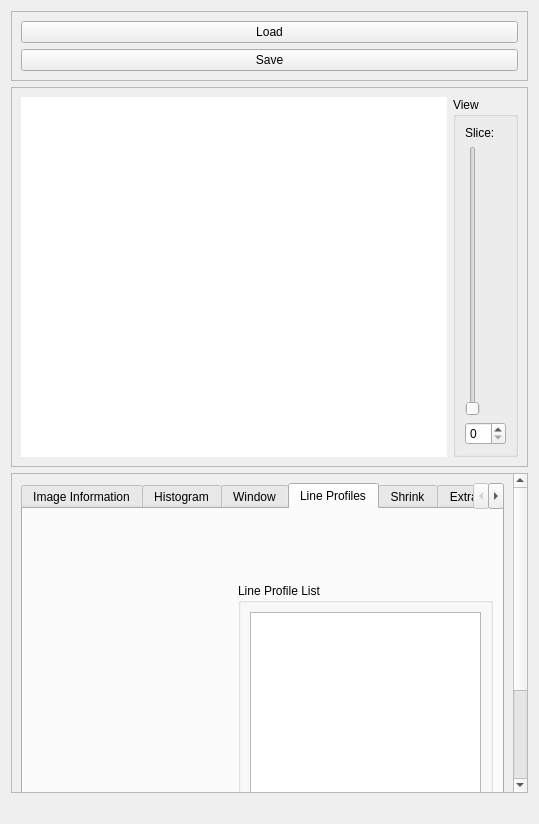
josefkoller/ambient_image_processor, file source/ImageWidget.ui: the form before one commit.
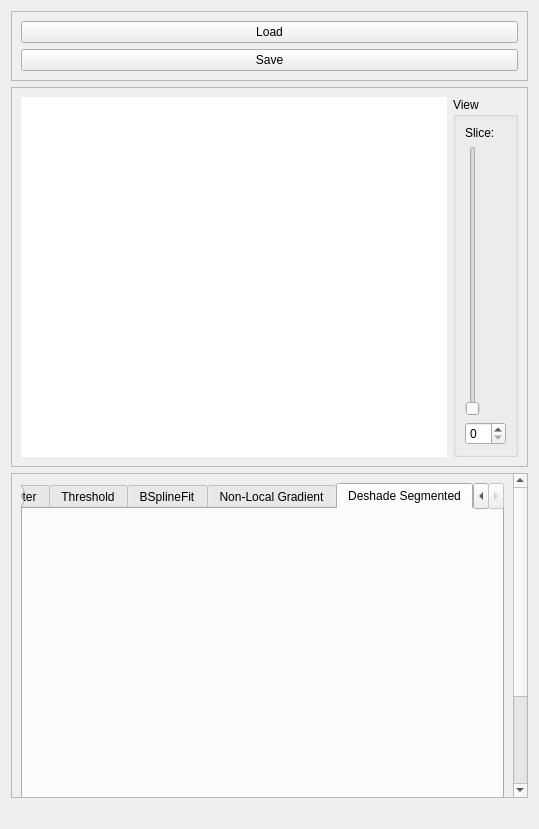
The form after the commit. Custom widgets are drawn as their Qt base class.

Commit message: non local gradient, deshade segmented

What changed in the file:
```diff
--- a/source/ImageWidget.ui
+++ b/source/ImageWidget.ui
@@ -7,7 +7,7 @@
     <x>0</x>
     <y>0</y>
     <width>539</width>
-    <height>790</height>
+    <height>829</height>
    </rect>
   </property>
   <property name="windowTitle">
@@ -176,7 +176,7 @@
           </sizepolicy>
          </property>
          <property name="currentIndex">
-          <number>3</number>
+          <number>12</number>
          </property>
          <widget class="QWidget" name="info_tab">
           <attribute name="title">
@@ -1154,6 +1154,26 @@
            </item>
           </layout>
          </widget>
+         <widget class="QWidget" name="tab_5">
+          <attribute name="title">
+           <string>Non-Local Gradient</string>
+          </attribute>
+          <layout class="QHBoxLayout" name="horizontalLayout">
+           <item>
+            <widget class="NonLocalGradientWidget" name="non_local_gradient_widget" native="true"/>
+           </item>
+          </layout>
+         </widget>
+         <widget class="QWidget" name="tab_7">
+          <attribute name="title">
+           <string>Deshade Segmented</string>
+          </attribute>
+          <layout class="QHBoxLayout" name="horizontalLayout_7">
+           <item>
+            <widget class="DeshadeSegmentedWidget" name="deshade_segmented_widget" native="true"/>
+           </item>
+          </layout>
+         </widget>
         </widget>
        </item>
       </layout>
@@ -1182,6 +1202,18 @@
    <header location="global">segmentation/RegionGrowingSegmentationWidget.h</header>
    <container>1</container>
   </customwidget>
+  <customwidget>
+   <class>NonLocalGradientWidget</class>
+   <extends>QWidget</extends>
+   <header location="global">non_local_gradient/NonLocalGradientWidget.h</header>
+   <container>1</container>
+  </customwidget>
+  <customwidget>
+   <class>DeshadeSegmentedWidget</class>
+   <extends>QWidget</extends>
+   <header location="global">deshade_segmented/DeshadeSegmentedWidget.h</header>
+   <container>1</container>
+  </customwidget>
  </customwidgets>
  <resources/>
  <connections/>
```
The commit also changes 25 other files.
